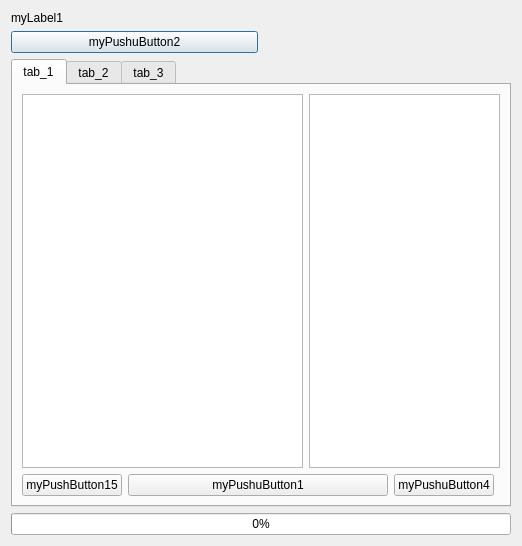
Before: the Qt Designer form jpdata_dialog_base.ui in babayoshihiko/jpdata, drawn with Qt 5.
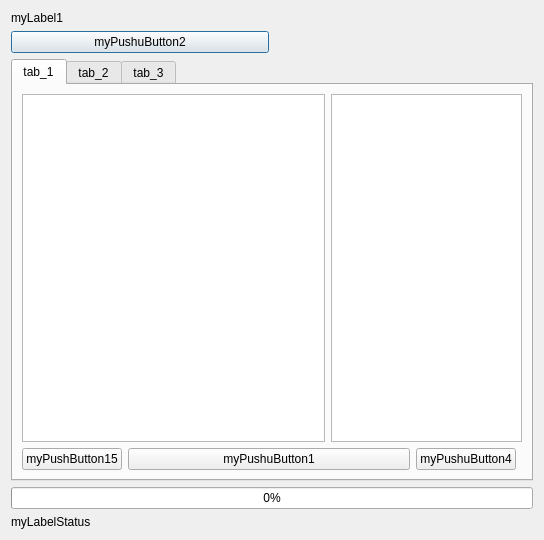
After: the same form once the commit is applied.

```diff
--- a/jpdata_dialog_base.ui
+++ b/jpdata_dialog_base.ui
@@ -6,8 +6,8 @@
    <rect>
     <x>0</x>
     <y>0</y>
-    <width>522</width>
-    <height>546</height>
+    <width>544</width>
+    <height>540</height>
    </rect>
   </property>
   <property name="windowTitle">
@@ -173,6 +173,13 @@
      </widget>
     </widget>
    </item>
+   <item row="5" column="0" colspan="2">
+    <widget class="QLabel" name="myLabelStatus">
+     <property name="text">
+      <string>myLabelStatus</string>
+     </property>
+    </widget>
+   </item>
   </layout>
  </widget>
  <resources/>
```
